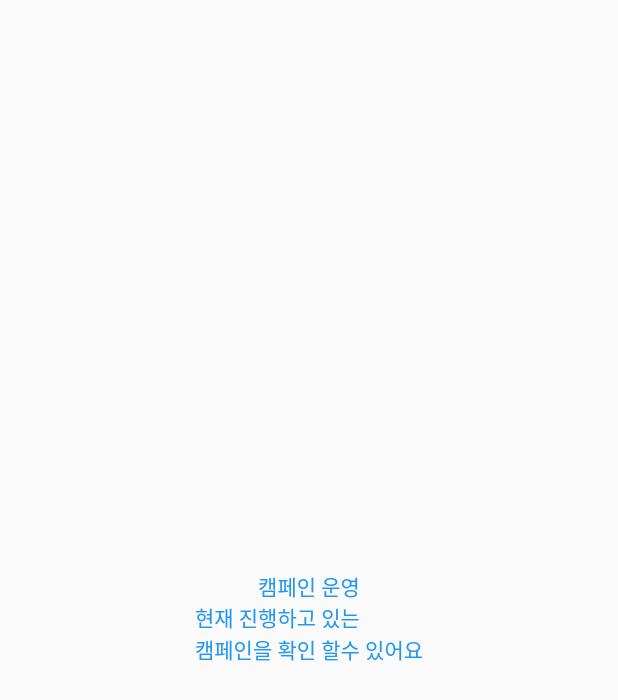
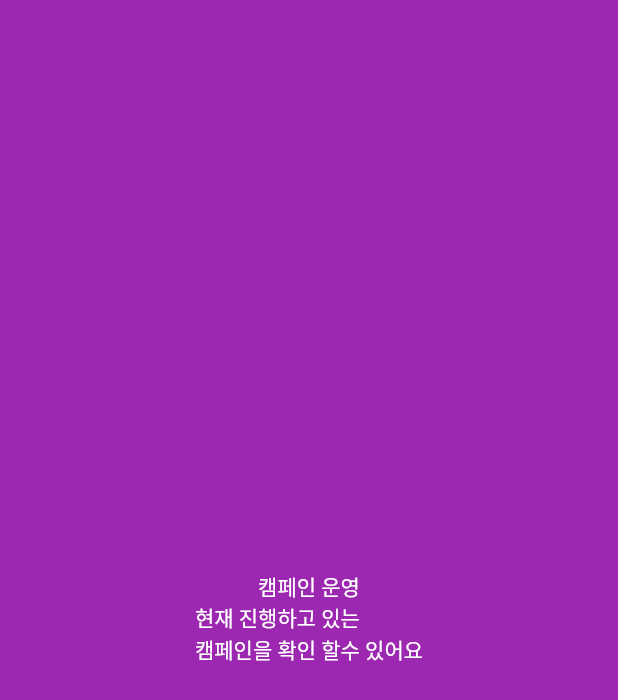
Before and after one commit to byjgpark/beside_clone_coding, a Flutter app: the screen it shows after launch, on a phone screen of 412 x 824 dp. Shown: the top 700 px of the screen. Run offline on Flutter 3.47's test engine with Material 2 defaults, Android fonts, the phone set to English and light mode, and no system bars.

Commit message:
add : swipeable campagin screen

```diff
--- a/lib/main.dart
+++ b/lib/main.dart
@@ -1,46 +1,129 @@
 // Copyright 2018 The Flutter team. All rights reserved.
 // Use of this source code is governed by a BSD-style license that can be
 // found in the LICENSE file.
-
 import 'package:flutter/material.dart';
 
 void main() {
-  runApp(const MyApp());
+  runApp(
+     MaterialApp(
+      title: 'beside clone',
+      home: MyApp(),
+    ),
+  );
 }
 
 class MyApp extends StatelessWidget {
-  const MyApp({super.key});
+  // const MyApp({super.key});
 
   @override
   Widget build(BuildContext context) {
-      return MaterialApp(
-        title: 'hi',
-        home: Scaffold(
-          body: Center(
-            child: Column(
+    return Scaffold(
+      backgroundColor: Colors.purple,
+      body: PageViewWidget(),
+      // Center(child: PageView()),
+    );
+  }
+}
+
+class PageViewWidget extends StatefulWidget {
+  // const PageView({Key? key}) : super(key: key);
+
+  @override
+  _PageViewWidgetState createState() => _PageViewWidgetState();
+}
+
+class _PageViewWidgetState extends State<PageViewWidget> {
+    PageController _controller = PageController(
+    initialPage: 0,
+  );
+  @override
+  void dispose() {
+    _controller.dispose();
+    super.dispose();
+  }
+
+  @override
+  Widget build(BuildContext context) {
+    return PageView(
+      controller: _controller,
+      children: const <Widget> [
+        FirstCampaign(),
+        MyPage2Widget(),
+        MyPage3Widget(),
+      ],
+    );
+  }
+}
+
+class FirstCampaign extends StatelessWidget {
+  const FirstCampaign({super.key});
+
+  // const FirstCampaign({Key? key}) : super(key: key);
+
+  @override
+  Widget build(BuildContext context) {
+    return Column(
       crossAxisAlignment: CrossAxisAlignment.center,
       mainAxisAlignment: MainAxisAlignment.center,
       children: const <Widget>[
-                Text("캠페인 운영",style: TextStyle(color: Colors.blue)),
-                Text("현재 진행하고 있는 \n캠페인을 확인 할수 있어요",style: TextStyle(color: Colors.blue))
+        Text("캠페인 운영", style: TextStyle(color: Colors.white)),
+        Text("현재 진행하고 있는 \n캠페인을 확인 할수 있어요",
+            style: TextStyle(color: Colors.white)),
+      ],
+    );
+  }
+}
+
+class MyPage2Widget extends StatelessWidget {
+  const MyPage2Widget({super.key});
+
+  @override
+  Widget build(BuildContext context) {
+    return Column(
+      children: <Widget>[
+        Row(
+          children: const [
+            Text('hi'),
+            Text('hi'),
           ],
         ),
+        Row(
+          children: const [
+            Text('hi'),
+            Text('hi'),
+          ],
         ),
+        Row(
+          children: const [
+            Text('hi'),
+            Text('hi'),
+          ],
         ),
+      ],
     );
-
-    //   )
-    //
-    //
-    //
-    // )
-    //   RichText(
-    //   text: const TextSpan(
-    //     children: <TextSpan>[
-    //       TextSpan(text: 'hello', style: TextStyle(color: Colors.red)),
-    //       TextSpan(text: ' world', style: TextStyle(color: Colors.blue)),
-    //     ],
-    //   ),
-    // );
   }
 }
+
+class MyPage3Widget extends StatelessWidget {
+  const MyPage3Widget({super.key});
+
+  @override
+  Widget build(BuildContext context) {
+    return Column(
+      children: <Widget>[
+        Row(
+          children: const [
+            Text('hi'),
+            Text('hi'),
+          ],
+        ),
+        Row(
+          children: const [
+            Text('hi'),
+            Text('hi'),
+          ],
+        ),
+      ],
+    );
+  }
+}
```
Lines whose indentation alone changed are shown as unchanged.
